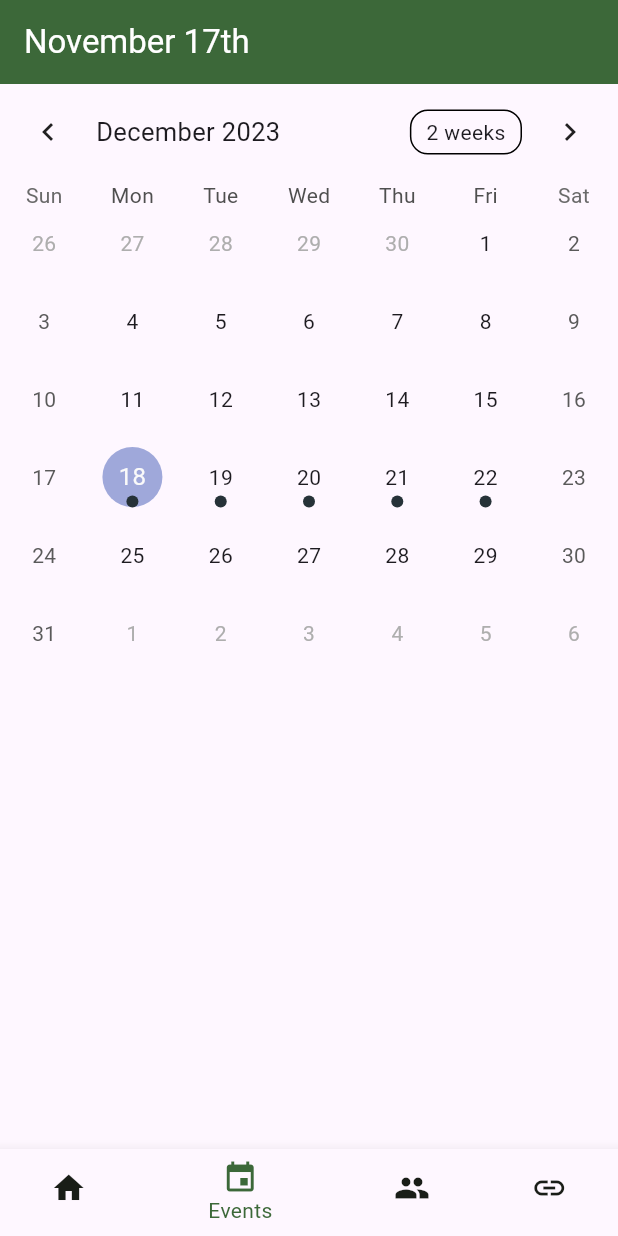
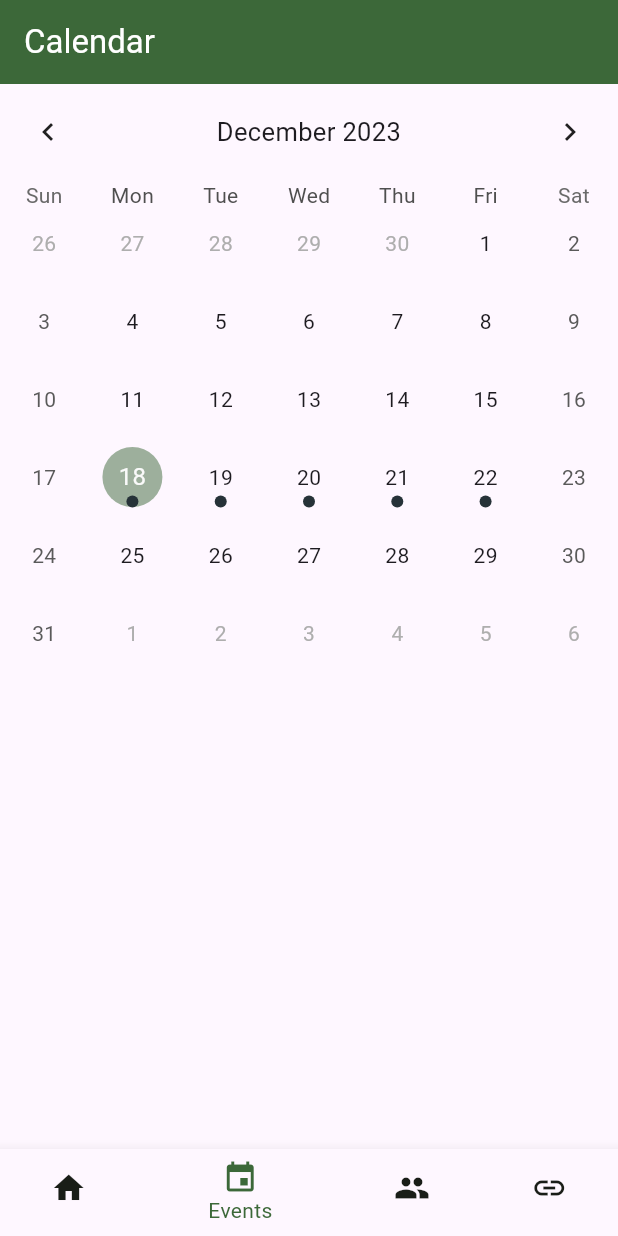
Before and after one commit to rhhsstuco/rhhs-app, a Flutter app: the screen it shows after launch, item 2 of the bottom bar chosen, on a phone screen of 412 x 824 dp. Run offline on Flutter 3.47's test engine with Material 3 defaults, Android fonts, the light colour scheme and no system bars; drawn by our look-alikes of table_calendar.

Commit message:
added more to the events page

```diff
--- a/lib/screens/events_screen.dart
+++ b/lib/screens/events_screen.dart
@@ -1,7 +1,9 @@
 import 'package:flutter/material.dart';
+import 'package:intl/intl.dart';
 import 'package:rhhs_app/test_data/events.dart';
 import 'package:rhhs_app/types/school_event.dart';
 import 'package:rhhs_app/widgets/calendar.dart';
+import 'package:rhhs_app/widgets/event_list.dart';
 
 class EventsScreen extends StatefulWidget {
   const EventsScreen({super.key});
@@ -11,10 +13,12 @@ class EventsScreen extends StatefulWidget {
 }
 
 class _EventsScreenState extends State<EventsScreen> {
+  DateTime? _selectedDate;
   List<SchoolEvent>? _eventList;
 
   void onDateSelect(DateTime selectedDate, List<SchoolEvent> eventList) {
     setState(() {
+      _selectedDate = selectedDate;
       _eventList = eventList;
     });
   }
@@ -27,20 +31,23 @@ class _EventsScreenState extends State<EventsScreen> {
           onDateSelect: onDateSelect,
           eventMap: eventMap,
         ),
-        Expanded(
-          child: ListView.builder(
-            padding: const EdgeInsets.all(8),
-            itemCount: _eventList?.length ?? 0,
-            itemBuilder: (context, index) {
-              final event = _eventList![index];
-              return ListTile(
-                title: Text(event.name),
-                subtitle: Text(event.description),
-              );
-            },
-          ),
-        ),
+        if (_selectedDate != null)
+          Expanded(
+            child: EventList(
+              selectedDate: _selectedDate,
+              eventList: _eventList,
+            ),
+          )
       ],
     );
   }
 }
+
+class EventsScreenAppBar extends StatelessWidget {
+  const EventsScreenAppBar({super.key});
+
+  @override
+  Widget build(BuildContext context) {
+    return const Text("Calendar");
+  }
+}
--- a/lib/screens/navigation_screen.dart
+++ b/lib/screens/navigation_screen.dart
@@ -21,6 +21,13 @@ class _NavigationScreenState extends State<NavigationScreen> {
     ResourcesScreen(),
   ];
 
+  static const List<Widget> _appBars = <Widget>[
+    HomeScreenAppBar(),
+    EventsScreenAppBar(),
+    ClubsScreenAppBar(),
+    ResourcesScreenAppBar(),
+  ];
+
   void _onItemTapped(int index) {
     if (index > _screens.length) {
       throw ArgumentError(
@@ -37,7 +44,7 @@ class _NavigationScreenState extends State<NavigationScreen> {
   Widget build(BuildContext context) {
     return Scaffold(
       appBar: AppBar(
-        title: const Text("November 17th"), // TODO: Make this dynamic
+        title: _appBars.elementAt(_selectedIndex) // TODO: Make this dynamic
       ),
       body: _screens.elementAt(_selectedIndex),
       bottomNavigationBar: BottomNavigationBar(
--- a/lib/widgets/calendar.dart
+++ b/lib/widgets/calendar.dart
@@ -17,7 +17,6 @@ class CalendarWidget extends StatefulWidget {
 }
 
 class _CalendarWidgetState extends State<CalendarWidget> {
-  CalendarFormat _calendarFormat = CalendarFormat.month;
   DateTime _focusedDate = DateTime.now();
   DateTime? _selectedDate;
   List<SchoolEvent>? _selectedEvents;
@@ -43,7 +42,7 @@ class _CalendarWidgetState extends State<CalendarWidget> {
     return TableCalendar<SchoolEvent>(
       firstDay: DateTime.utc(2010, 1, 20),
       lastDay: DateTime.utc(2030, 3, 14),
-      calendarFormat: _calendarFormat,
+      calendarFormat: CalendarFormat.month,
       focusedDay: _focusedDate,
       eventLoader: _getEventsForDay,
       selectedDayPredicate: (day) {
@@ -53,6 +52,20 @@ class _CalendarWidgetState extends State<CalendarWidget> {
       onPageChanged: (focusedDay) {
         _focusedDate = focusedDay;
       },
+      calendarStyle: CalendarStyle(
+        selectedDecoration: ShapeDecoration(
+          shape: const CircleBorder(),
+          color: Theme.of(context).colorScheme.primary,
+        ),
+        todayDecoration: ShapeDecoration(
+          shape: const CircleBorder(),
+          color: Theme.of(context).colorScheme.primary.withAlpha(128),
+        ),
+      ),
+      headerStyle: const HeaderStyle(
+        formatButtonVisible: false,
+        titleCentered: true,
+      ),
     );
   }
 }
--- a/pubspec.yaml
+++ b/pubspec.yaml
@@ -36,6 +36,7 @@ dependencies:
   # Use with the CupertinoIcons class for iOS style icons.
   cupertino_icons: ^1.0.2
   table_calendar: ^3.0.9
+  intl: ^0.18.1
 
 dev_dependencies:
   flutter_test:
@@ -46,7 +47,7 @@ dev_dependencies:
   # activated in the `analysis_options.yaml` file located at the root of your
   # package. See that file for information about deactivating specific lint
   # rules and activating additional ones.
-  flutter_lints: ^2.0.0
+  flutter_lints: ^3.0.1
 
 # For information on the generic Dart part of this file, see the
 # following page: https://dart.dev/tools/pub/pubspec
```
Also changed, not shown: lib/screens/clubs_screen.dart (+9 -0 lines), lib/screens/home_screen.dart (+12 -0 lines), lib/screens/resources_screen.dart (+9 -0 lines), lib/widgets/event_list.dart (added, +50 -0 lines), pubspec.lock.
